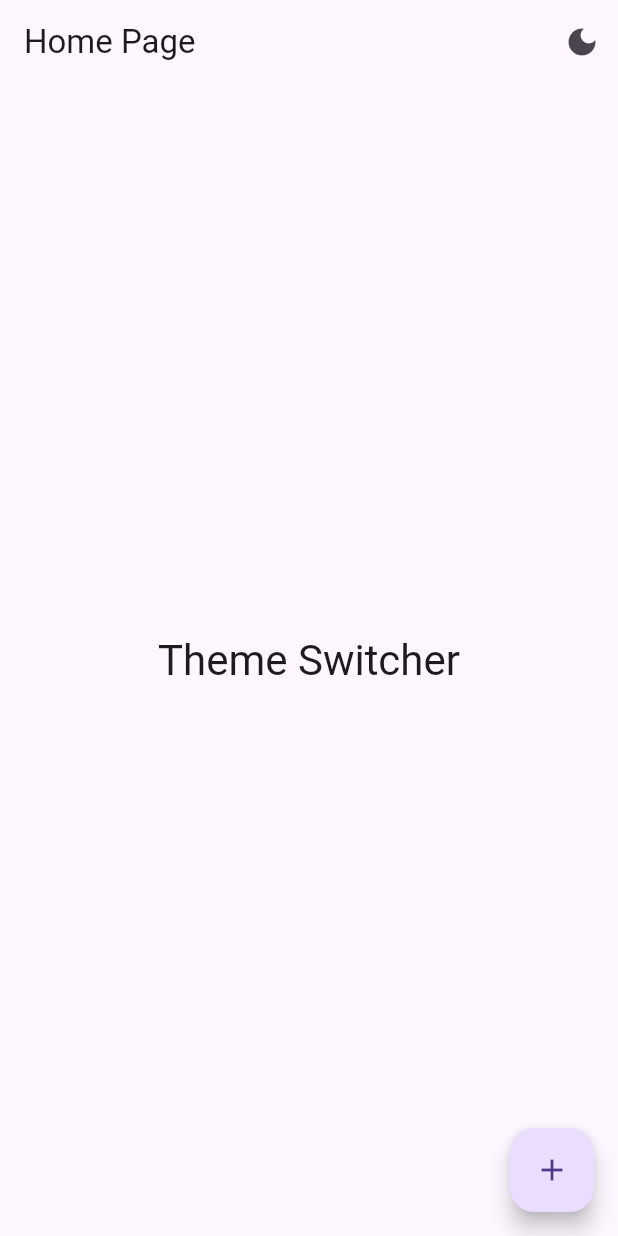
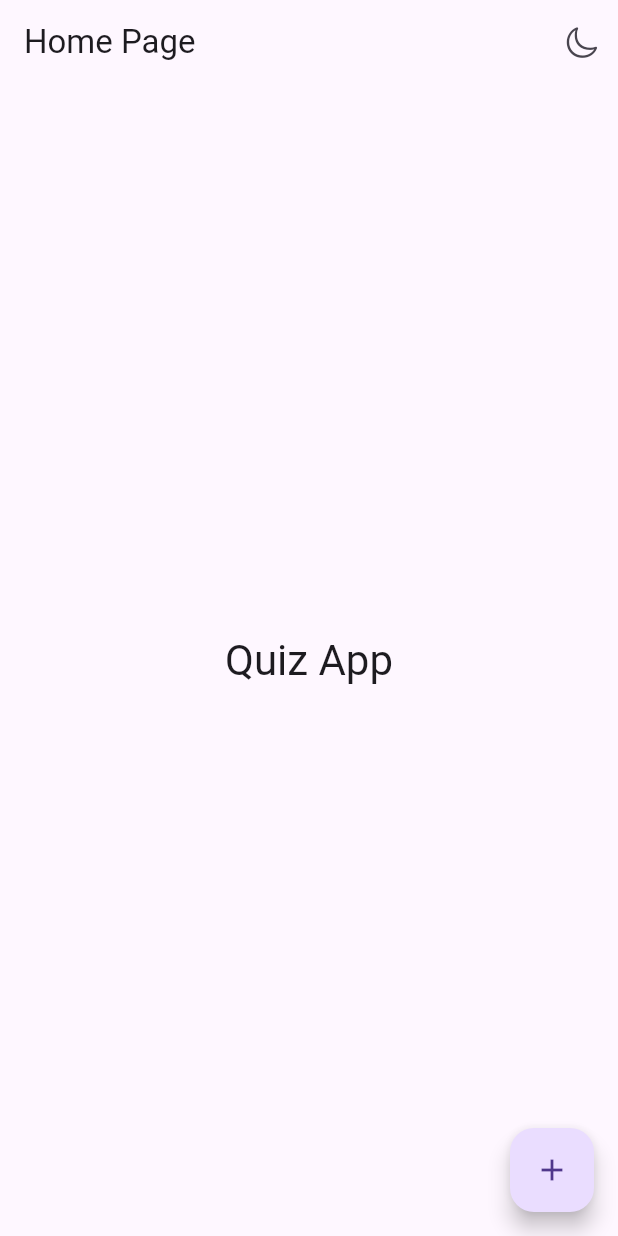
Before and after one commit to gshivg/quiz_flutter, a Flutter app: the screen it shows after launch, on a phone screen of 412 x 824 dp. Run offline on Flutter 3.47's test engine with Material 2 defaults, Android fonts, the phone set to English and light mode, and no system bars; our stand-ins replace firebase_core, shared_preferences; accounts and stored records are empty.

Commit message:
Refactored App Bar

```diff
--- a/lib/pages/homepage.dart
+++ b/lib/pages/homepage.dart
@@ -1,6 +1,9 @@
 import 'package:flutter/material.dart';
 import 'package:provider/provider.dart';
+
 import 'package:quiz_flutter/Models/theme.dart';
+import 'package:quiz_flutter/pages/quizpage.dart';
+import 'package:quiz_flutter/styles/appbar.dart';
 
 class MyHomePage extends StatefulWidget {
   const MyHomePage({super.key});
@@ -15,27 +18,13 @@ class _MyHomePageState extends State<MyHomePage> {
     return Consumer(
       builder: (context, ThemeModel themeNotifier, child) {
         return Scaffold(
-            appBar: AppBar(
-              title: Text(
-                'Home Page',
-              ),
-              actions: [
-                IconButton(
-                  icon: Icon(
-                    themeNotifier.isDark ? Icons.light_mode : Icons.dark_mode,
-                  ),
-                  onPressed: () {
-                    themeNotifier.toggleTheme();
-                  },
-                ),
-              ],
-            ),
+          appBar: standardAppBar(themeNotifier),
           body: Center(
             child: Column(
               mainAxisAlignment: MainAxisAlignment.center,
               children: <Widget>[
                 Text(
-                    'Theme Switcher',
+                  'Quiz App',
                   textAlign: TextAlign.center,
                   style: Theme.of(context).textTheme.headlineMedium,
                 ),
@@ -43,10 +32,14 @@ class _MyHomePageState extends State<MyHomePage> {
             ),
           ),
           floatingActionButton: FloatingActionButton(
-              onPressed: () {},
+            onPressed: () {
+              Navigator.push(
+                  context, MaterialPageRoute(builder: (context) => QuizPage()));
+            },
             tooltip: 'Increment',
             child: const Icon(Icons.add),
-            ));
+          ),
+        );
       },
     );
   }
--- /dev/null
+++ b/lib/styles/appbar.dart
@@ -0,0 +1,20 @@
+import 'package:flutter/cupertino.dart';
+import 'package:flutter/material.dart';
+
+import 'package:quiz_flutter/Models/theme.dart';
+
+AppBar standardAppBar(ThemeModel themeNotifier) => AppBar(
+      title: const Text(
+        'Home Page',
+      ),
+      actions: [
+        IconButton(
+          icon: Icon(
+            themeNotifier.isDark ? CupertinoIcons.sun_max : CupertinoIcons.moon,
+          ),
+          onPressed: () {
+            themeNotifier.toggleTheme();
+          },
+        ),
+      ],
+    );
```
Lines whose indentation alone changed are shown as unchanged.
